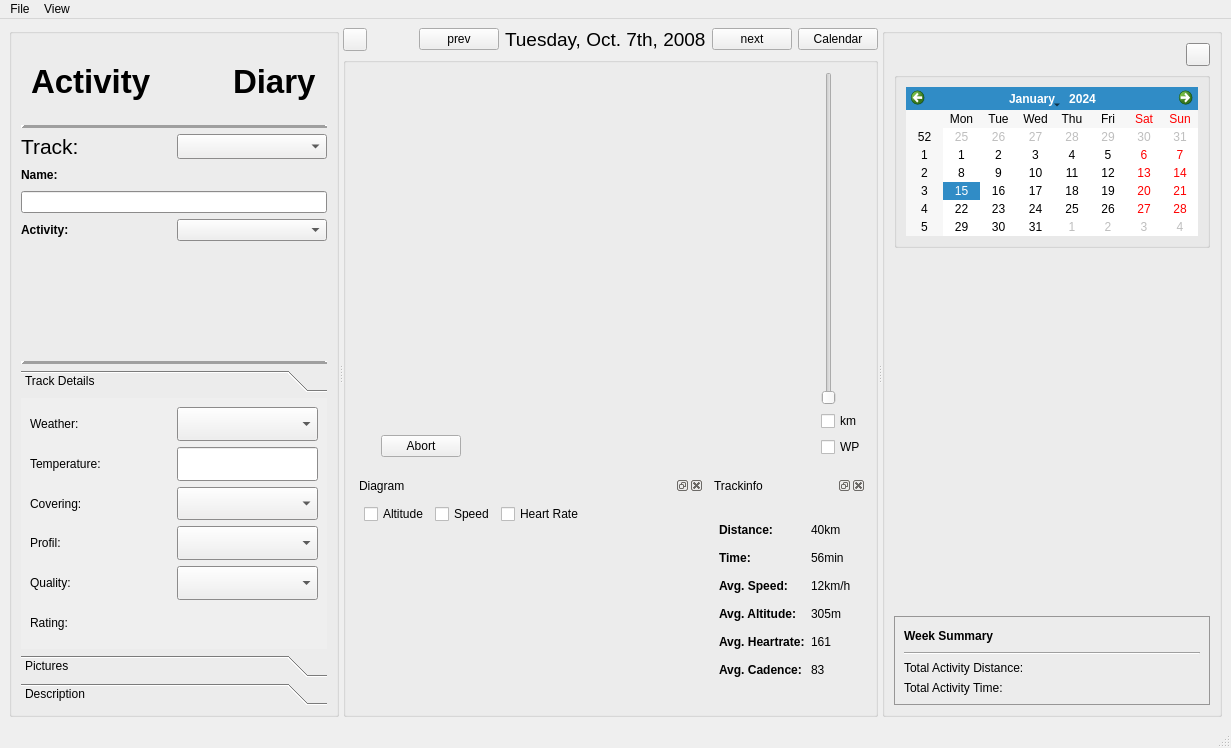
The window that src/activitydiary.ui (tpatzig/activitydiary) describes before a commit, drawn with Qt 5.
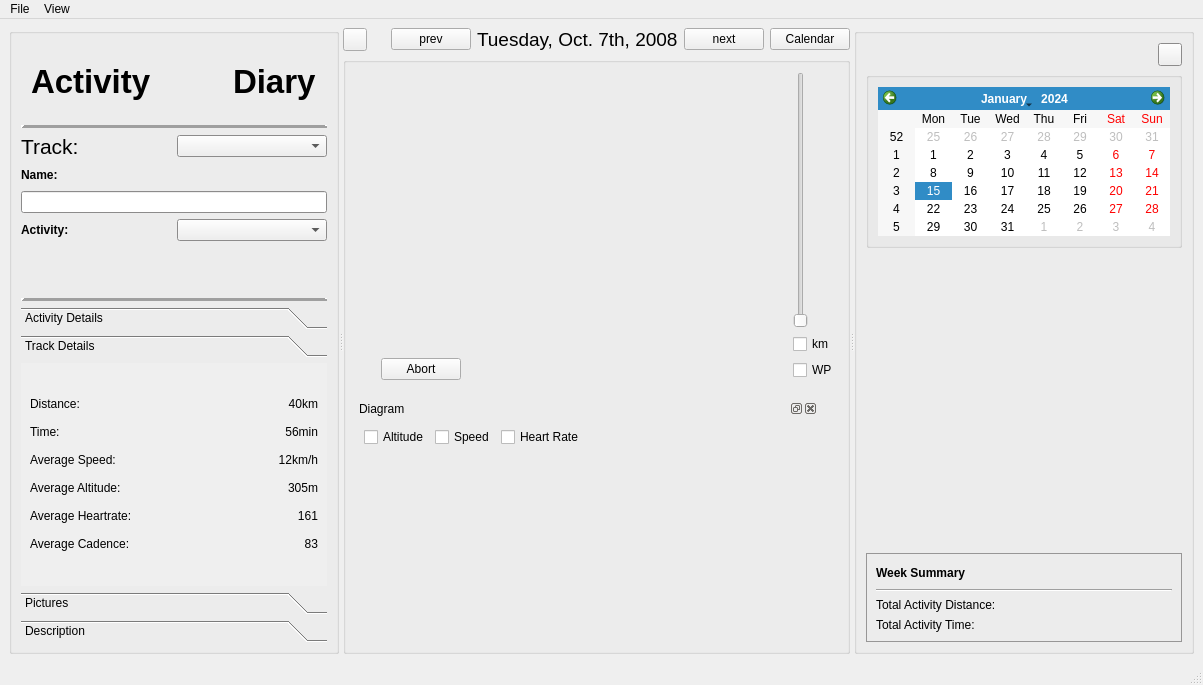
The same window after the commit. The open tabs and pages were chosen to show the change. Custom widgets are drawn as their Qt base class.

Commit message: -moved Track Details to the left side

The edit to the form file:
```diff
--- a/src/activitydiary.ui
+++ b/src/activitydiary.ui
@@ -5,8 +5,8 @@
    <rect>
     <x>0</x>
     <y>0</y>
-    <width>1231</width>
-    <height>748</height>
+    <width>1183</width>
+    <height>685</height>
    </rect>
   </property>
   <property name="sizePolicy" >
@@ -115,7 +115,7 @@
         <property name="title" >
          <string/>
         </property>
-        <layout class="QVBoxLayout" name="verticalLayout_22" >
+        <layout class="QVBoxLayout" name="verticalLayout_12" >
          <item>
           <layout class="QVBoxLayout" name="verticalLayout_5" >
            <item>
@@ -286,7 +286,7 @@
            <item>
             <widget class="QComboBox" name="mTrackCombo" >
              <property name="sizePolicy" >
-              <sizepolicy vsizetype="Preferred" hsizetype="Preferred" >
+              <sizepolicy vsizetype="Fixed" hsizetype="Preferred" >
                <horstretch>0</horstretch>
                <verstretch>0</verstretch>
               </sizepolicy>
@@ -444,20 +444,33 @@
              <rect>
               <x>0</x>
               <y>0</y>
-              <width>300</width>
-              <height>230</height>
+              <width>302</width>
+              <height>249</height>
              </rect>
             </property>
             <attribute name="label" >
-             <string>Track Details</string>
+             <string>Activity Details</string>
             </attribute>
             <layout class="QVBoxLayout" name="verticalLayout_13" >
+             <item>
+              <spacer name="verticalSpacer_10" >
+               <property name="orientation" >
+                <enum>Qt::Vertical</enum>
+               </property>
+               <property name="sizeHint" stdset="0" >
+                <size>
+                 <width>20</width>
+                 <height>40</height>
+                </size>
+               </property>
+              </spacer>
+             </item>
              <item>
               <layout class="QHBoxLayout" name="horizontalLayout_18" >
                <item>
                 <widget class="QLabel" name="label_20" >
                  <property name="sizePolicy" >
-                  <sizepolicy vsizetype="Preferred" hsizetype="Preferred" >
+                  <sizepolicy vsizetype="Fixed" hsizetype="Preferred" >
                    <horstretch>0</horstretch>
                    <verstretch>0</verstretch>
                   </sizepolicy>
@@ -476,7 +489,7 @@
                <item>
                 <widget class="QComboBox" name="weather" >
                  <property name="sizePolicy" >
-                  <sizepolicy vsizetype="Preferred" hsizetype="Preferred" >
+                  <sizepolicy vsizetype="Fixed" hsizetype="Preferred" >
                    <horstretch>0</horstretch>
                    <verstretch>0</verstretch>
                   </sizepolicy>
@@ -515,7 +528,7 @@
                <item>
                 <widget class="QLabel" name="label_29" >
                  <property name="sizePolicy" >
-                  <sizepolicy vsizetype="Preferred" hsizetype="Preferred" >
+                  <sizepolicy vsizetype="Fixed" hsizetype="Preferred" >
                    <horstretch>0</horstretch>
                    <verstretch>0</verstretch>
                   </sizepolicy>
@@ -534,7 +547,7 @@
                <item>
                 <widget class="QLineEdit" name="temperature" >
                  <property name="sizePolicy" >
-                  <sizepolicy vsizetype="Preferred" hsizetype="Preferred" >
+                  <sizepolicy vsizetype="Fixed" hsizetype="Preferred" >
                    <horstretch>0</horstretch>
                    <verstretch>0</verstretch>
                   </sizepolicy>
@@ -548,7 +561,7 @@
                <item>
                 <widget class="QLabel" name="label_19" >
                  <property name="sizePolicy" >
-                  <sizepolicy vsizetype="Preferred" hsizetype="Preferred" >
+                  <sizepolicy vsizetype="Fixed" hsizetype="Preferred" >
                    <horstretch>0</horstretch>
                    <verstretch>0</verstretch>
                   </sizepolicy>
@@ -567,7 +580,7 @@
                <item>
                 <widget class="QComboBox" name="covering" >
                  <property name="sizePolicy" >
-                  <sizepolicy vsizetype="Preferred" hsizetype="Preferred" >
+                  <sizepolicy vsizetype="Fixed" hsizetype="Preferred" >
                    <horstretch>0</horstretch>
                    <verstretch>0</verstretch>
                   </sizepolicy>
@@ -606,7 +619,7 @@
                <item>
                 <widget class="QLabel" name="label_18" >
                  <property name="sizePolicy" >
-                  <sizepolicy vsizetype="Preferred" hsizetype="Preferred" >
+                  <sizepolicy vsizetype="Fixed" hsizetype="Preferred" >
                    <horstretch>0</horstretch>
                    <verstretch>0</verstretch>
                   </sizepolicy>
@@ -625,7 +638,7 @@
                <item>
                 <widget class="QComboBox" name="profil" >
                  <property name="sizePolicy" >
-                  <sizepolicy vsizetype="Preferred" hsizetype="Preferred" >
+                  <sizepolicy vsizetype="Fixed" hsizetype="Preferred" >
                    <horstretch>0</horstretch>
                    <verstretch>0</verstretch>
                   </sizepolicy>
@@ -654,7 +667,7 @@
                <item>
                 <widget class="QLabel" name="label_22" >
                  <property name="sizePolicy" >
-                  <sizepolicy vsizetype="Preferred" hsizetype="Preferred" >
+                  <sizepolicy vsizetype="Fixed" hsizetype="Preferred" >
                    <horstretch>0</horstretch>
                    <verstretch>0</verstretch>
                   </sizepolicy>
@@ -673,7 +686,7 @@
                <item>
                 <widget class="QComboBox" name="quality" >
                  <property name="sizePolicy" >
-                  <sizepolicy vsizetype="Preferred" hsizetype="Preferred" >
+                  <sizepolicy vsizetype="Fixed" hsizetype="Preferred" >
                    <horstretch>0</horstretch>
                    <verstretch>0</verstretch>
                   </sizepolicy>
@@ -707,7 +720,7 @@
                <item>
                 <widget class="QLabel" name="label_17" >
                  <property name="sizePolicy" >
-                  <sizepolicy vsizetype="Preferred" hsizetype="Preferred" >
+                  <sizepolicy vsizetype="Fixed" hsizetype="Preferred" >
                    <horstretch>0</horstretch>
                    <verstretch>0</verstretch>
                   </sizepolicy>
@@ -757,6 +770,356 @@
                </item>
               </layout>
              </item>
+             <item>
+              <spacer name="verticalSpacer_6" >
+               <property name="orientation" >
+                <enum>Qt::Vertical</enum>
+               </property>
+               <property name="sizeHint" stdset="0" >
+                <size>
+                 <width>20</width>
+                 <height>40</height>
+                </size>
+               </property>
+              </spacer>
+             </item>
+            </layout>
+           </widget>
+           <widget class="QWidget" name="page_4" >
+            <property name="geometry" >
+             <rect>
+              <x>0</x>
+              <y>0</y>
+              <width>302</width>
+              <height>209</height>
+             </rect>
+            </property>
+            <attribute name="label" >
+             <string>Track Details</string>
+            </attribute>
+            <layout class="QVBoxLayout" name="verticalLayout_22" >
+             <item>
+              <layout class="QVBoxLayout" name="verticalLayout" >
+               <item>
+                <spacer name="verticalSpacer" >
+                 <property name="orientation" >
+                  <enum>Qt::Vertical</enum>
+                 </property>
+                 <property name="sizeType" >
+                  <enum>QSizePolicy::Fixed</enum>
+                 </property>
+                 <property name="sizeHint" stdset="0" >
+                  <size>
+                   <width>138</width>
+                   <height>15</height>
+                  </size>
+                 </property>
+                </spacer>
+               </item>
+               <item>
+                <layout class="QGridLayout" name="gridLayout" >
+                 <item row="0" column="0" >
+                  <widget class="QLabel" name="label_5" >
+                   <property name="minimumSize" >
+                    <size>
+                     <width>0</width>
+                     <height>22</height>
+                    </size>
+                   </property>
+                   <property name="maximumSize" >
+                    <size>
+                     <width>16777215</width>
+                     <height>22</height>
+                    </size>
+                   </property>
+                   <property name="font" >
+                    <font>
+                     <weight>50</weight>
+                     <bold>false</bold>
+                    </font>
+                   </property>
+                   <property name="text" >
+                    <string>Distance:</string>
+                   </property>
+                  </widget>
+                 </item>
+                 <item row="0" column="1" >
+                  <widget class="QLabel" name="distanceLabel" >
+                   <property name="minimumSize" >
+                    <size>
+                     <width>0</width>
+                     <height>22</height>
+                    </size>
+                   </property>
+                   <property name="maximumSize" >
+                    <size>
+                     <width>16777215</width>
+                     <height>22</height>
+                    </size>
+                   </property>
+                   <property name="text" >
+                    <string>40km</string>
+                   </property>
+                   <property name="alignment" >
+                    <set>Qt::AlignRight|Qt::AlignTrailing|Qt::AlignVCenter</set>
+                   </property>
+                  </widget>
+                 </item>
+                 <item row="1" column="0" >
+                  <widget class="QLabel" name="label_7" >
+                   <property name="minimumSize" >
+                    <size>
+                     <width>0</width>
+                     <height>22</height>
+                    </size>
+                   </property>
+                   <property name="maximumSize" >
+                    <size>
+                     <width>16777215</width>
+                     <height>22</height>
+                    </size>
+                   </property>
+                   <property name="font" >
+                    <font>
+                     <weight>50</weight>
+                     <bold>false</bold>
+                    </font>
+                   </property>
+                   <property name="text" >
+                    <string>Time:</string>
+                   </property>
+                  </widget>
+                 </item>
+                 <item row="1" column="1" >
+                  <widget class="QLabel" name="timeLabel" >
+                   <property name="minimumSize" >
+                    <size>
+                     <width>0</width>
+                     <height>22</height>
+                    </size>
+                   </property>
+                   <property name="maximumSize" >
+                    <size>
+                     <width>16777215</width>
+                     <height>22</height>
+                    </size>
+                   </property>
+                   <property name="text" >
+                    <string>56min</string>
+                   </property>
+                   <property name="alignment" >
+                    <set>Qt::AlignRight|Qt::AlignTrailing|Qt::AlignVCenter</set>
+                   </property>
+                  </widget>
+                 </item>
+                 <item row="2" column="0" >
+                  <widget class="QLabel" name="label_13" >
+                   <property name="minimumSize" >
+                    <size>
+                     <width>0</width>
+                     <height>22</height>
+                    </size>
+                   </property>
+                   <property name="maximumSize" >
+                    <size>
+                     <width>16777215</width>
+                     <height>22</height>
+                    </size>
+                   </property>
+                   <property name="font" >
+                    <font>
+                     <weight>50</weight>
+                     <bold>false</bold>
+                    </font>
+                   </property>
+                   <property name="text" >
+                    <string>Average Speed:</string>
+                   </property>
+                  </widget>
+                 </item>
+                 <item row="2" column="1" >
+                  <widget class="QLabel" name="speedLabel" >
+                   <property name="minimumSize" >
+                    <size>
+                     <width>0</width>
+                     <height>22</height>
+                    </size>
+                   </property>
+                   <property name="maximumSize" >
+                    <size>
+                     <width>16777215</width>
+                     <height>22</height>
+                    </size>
+                   </property>
+                   <property name="text" >
+                    <string>12km/h</string>
+                   </property>
+                   <property name="alignment" >
+                    <set>Qt::AlignRight|Qt::AlignTrailing|Qt::AlignVCenter</set>
+                   </property>
+                  </widget>
+                 </item>
+                 <item row="3" column="0" >
+                  <widget class="QLabel" name="label_6" >
+                   <property name="minimumSize" >
+                    <size>
+                     <width>0</width>
+                     <height>22</height>
+                    </size>
+                   </property>
+                   <property name="maximumSize" >
+                    <size>
+                     <width>16777215</width>
+                     <height>22</height>
+                    </size>
+                   </property>
+                   <property name="font" >
+                    <font>
+                     <weight>50</weight>
+                     <bold>false</bold>
+                    </font>
+                   </property>
+                   <property name="text" >
+                    <string>Average Altitude:</string>
+                   </property>
+                  </widget>
+                 </item>
+                 <item row="3" column="1" >
+                  <widget class="QLabel" name="altitudeLabel" >
+                   <property name="minimumSize" >
+                    <size>
+                     <width>0</width>
+                     <height>22</height>
+                    </size>
+                   </property>
+                   <property name="maximumSize" >
+                    <size>
+                     <width>16777215</width>
+                     <height>22</height>
+                    </size>
+                   </property>
+                   <property name="text" >
+                    <string>305m</string>
+                   </property>
+                   <property name="alignment" >
+                    <set>Qt::AlignRight|Qt::AlignTrailing|Qt::AlignVCenter</set>
+                   </property>
+                  </widget>
+                 </item>
+                 <item row="4" column="0" >
+                  <widget class="QLabel" name="label_15" >
+                   <property name="minimumSize" >
+                    <size>
+                     <width>0</width>
+                     <height>22</height>
+                    </size>
+                   </property>
+                   <property name="maximumSize" >
+                    <size>
+                     <width>16777215</width>
+                     <height>22</height>
+                    </size>
+                   </property>
+                   <property name="font" >
+                    <font>
+                     <weight>50</weight>
+                     <bold>false</bold>
+                    </font>
+                   </property>
+                   <property name="text" >
+                    <string>Average Heartrate:</string>
+                   </property>
+                  </widget>
+                 </item>
+                 <item row="4" column="1" >
+                  <widget class="QLabel" name="heartrateLabel" >
+                   <property name="minimumSize" >
+                    <size>
+                     <width>0</width>
+                     <height>22</height>
+                    </size>
+                   </property>
+                   <property name="maximumSize" >
+                    <size>
+                     <width>16777215</width>
+                     <height>22</height>
+                    </size>
+                   </property>
+                   <property name="text" >
+                    <string>161</string>
+                   </property>
+                   <property name="alignment" >
+                    <set>Qt::AlignRight|Qt::AlignTrailing|Qt::AlignVCenter</set>
+                   </property>
+                  </widget>
+                 </item>
+                 <item row="5" column="0" >
+                  <widget class="QLabel" name="label_8" >
+                   <property name="minimumSize" >
+                    <size>
+                     <width>0</width>
+                     <height>22</height>
+                    </size>
+                   </property>
+                   <property name="maximumSize" >
+                    <size>
+                     <width>16777215</width>
+                     <height>22</height>
+                    </size>
+                   </property>
+                   <property name="font" >
+                    <font>
+                     <weight>50</weight>
+                     <bold>false</bold>
+                    </font>
+                   </property>
+                   <property name="text" >
+                    <string>Average Cadence:</string>
+                   </property>
+                  </widget>
+                 </item>
+                 <item row="5" column="1" >
+                  <widget class="QLabel" name="cadenceLabel" >
+                   <property name="minimumSize" >
+                    <size>
+                     <width>0</width>
+                     <height>22</height>
+                    </size>
+                   </property>
+                   <property name="maximumSize" >
+                    <size>
+                     <width>16777215</width>
+                     <height>22</height>
+                    </size>
+                   </property>
+                   <property name="text" >
+                    <string>83</string>
+                   </property>
+                   <property name="alignment" >
+                    <set>Qt::AlignRight|Qt::AlignTrailing|Qt::AlignVCenter</set>
+                   </property>
+                  </widget>
+                 </item>
+                </layout>
+               </item>
+               <item>
+                <spacer name="verticalSpacer_2" >
+                 <property name="orientation" >
+                  <enum>Qt::Vertical</enum>
+                 </property>
+                 <property name="sizeType" >
+                  <enum>QSizePolicy::Fixed</enum>
+                 </property>
+                 <property name="sizeHint" stdset="0" >
+                  <size>
+                   <width>128</width>
+                   <height>15</height>
+                  </size>
+                 </property>
+                </spacer>
+               </item>
+              </layout>
+             </item>
             </layout>
            </widget>
            <widget class="QWidget" name="page_2" >
@@ -1145,7 +1508,7 @@
                     <item>
                      <widget class="QwtPlot" name="diagram" >
                       <property name="sizePolicy" >
-                       <sizepolicy vsizetype="MinimumExpanding" hsizetype="MinimumExpanding" >
+                       <sizepolicy vsizetype="Expanding" hsizetype="Expanding" >
                         <horstretch>0</horstretch>
                         <verstretch>0</verstretch>
                        </sizepolicy>
@@ -1153,7 +1516,7 @@
                       <property name="minimumSize" >
                        <size>
                         <width>0</width>
-                        <height>100</height>
+                        <height>180</height>
                        </size>
                       </property>
                      </widget>
@@ -1165,334 +1528,17 @@
                </widget>
               </item>
               <item>
-               <widget class="QDockWidget" name="infoDockWidget" >
-                <property name="sizePolicy" >
-                 <sizepolicy vsizetype="Preferred" hsizetype="Fixed" >
-                  <horstretch>0</horstretch>
-                  <verstretch>0</verstretch>
-                 </sizepolicy>
+               <spacer name="verticalSpacer_9" >
+                <property name="orientation" >
+                 <enum>Qt::Vertical</enum>
                 </property>
-                <property name="maximumSize" >
+                <property name="sizeHint" stdset="0" >
                  <size>
-                  <width>524287</width>
-                  <height>524287</height>
+                  <width>20</width>
+                  <height>40</height>
                  </size>
                 </property>
-                <property name="features" >
-                 <set>QDockWidget::AllDockWidgetFeatures</set>
-                </property>
-                <property name="windowTitle" >
-                 <string>Trackinfo</string>
-                </property>
-                <widget class="QWidget" name="dockWidgetContents" >
-                 <layout class="QVBoxLayout" name="verticalLayout_12" >
-                  <item>
-                   <layout class="QVBoxLayout" name="verticalLayout" >
-                    <item>
-                     <spacer name="verticalSpacer" >
-                      <property name="orientation" >
-                       <enum>Qt::Vertical</enum>
-                      </property>
-                      <property name="sizeType" >
-                       <enum>QSizePolicy::Fixed</enum>
-                      </property>
-                      <property name="sizeHint" stdset="0" >
-                       <size>
-                        <width>138</width>
-                        <height>15</height>
-                       </size>
-                      </property>
-                     </spacer>
-                    </item>
-                    <item>
-                     <layout class="QGridLayout" name="gridLayout" >
-                      <item row="0" column="0" >
-                       <widget class="QLabel" name="label_5" >
-                        <property name="minimumSize" >
-                         <size>
-                          <width>0</width>
-                          <height>22</height>
-                         </size>
-                        </property>
-                        <property name="maximumSize" >
-                         <size>
-                          <width>16777215</width>
-                          <height>22</height>
-                         </size>
-                        </property>
-                        <property name="font" >
-                         <font>
-                          <weight>75</weight>
-                          <bold>true</bold>
-                         </font>
-                        </property>
-                        <property name="text" >
-                         <string>Distance:</string>
-                        </property>
-                       </widget>
-                      </item>
-                      <item row="0" column="1" >
-                       <widget class="QLabel" name="distanceLabel" >
-                        <property name="minimumSize" >
-                         <size>
-                          <width>0</width>
-                          <height>22</height>
-                         </size>
-                        </property>
-                        <property name="maximumSize" >
-                         <size>
-                          <width>16777215</width>
-                          <height>22</height>
-                         </size>
-                        </property>
-                        <property name="text" >
-                         <string>40km</string>
-                        </property>
-                       </widget>
-                      </item>
-                      <item row="1" column="0" >
-                       <widget class="QLabel" name="label_7" >
-                        <property name="minimumSize" >
-                         <size>
-                          <width>0</width>
-                          <height>22</height>
-                         </size>
-                        </property>
-                        <property name="maximumSize" >
-                         <size>
-                          <width>16777215</width>
-                          <height>22</height>
-                         </size>
-                        </property>
-                        <property name="font" >
-                         <font>
-                          <weight>75</weight>
-                          <bold>true</bold>
-                         </font>
-                        </property>
-                        <property name="text" >
-                         <string>Time:</string>
-                        </property>
-                       </widget>
-                      </item>
-                      <item row="1" column="1" >
-                       <widget class="QLabel" name="timeLabel" >
-                        <property name="minimumSize" >
-                         <size>
-                          <width>0</width>
-                          <height>22</height>
-                         </size>
-                        </property>
-                        <property name="maximumSize" >
-                         <size>
-                          <width>16777215</width>
-                          <height>22</height>
-                         </size>
-                        </property>
-                        <property name="text" >
-                         <string>56min</string>
-                        </property>
-                       </widget>
-                      </item>
-                      <item row="2" column="0" >
-                       <widget class="QLabel" name="label_13" >
-                        <property name="minimumSize" >
-                         <size>
-                          <width>0</width>
-                          <height>22</height>
-                         </size>
-                        </property>
-                        <property name="maximumSize" >
-                         <size>
-                          <width>16777215</width>
-                          <height>22</height>
-                         </size>
-                        </property>
-                        <property name="font" >
-                         <font>
-                          <weight>75</weight>
-                          <bold>true</bold>
-                         </font>
-                        </property>
-                        <property name="text" >
-                         <string>Avg. Speed:</string>
-                        </property>
-                       </widget>
-                      </item>
-                      <item row="2" column="1" >
-                       <widget class="QLabel" name="speedLabel" >
-                        <property name="minimumSize" >
-                         <size>
-                          <width>0</width>
-                          <height>22</height>
-                         </size>
-                        </property>
-                        <property name="maximumSize" >
-                         <size>
-                          <width>16777215</width>
-                          <height>22</height>
-                         </size>
-                        </property>
-                        <property name="text" >
-                         <string>12km/h</string>
-                        </property>
-                       </widget>
-                      </item>
-                      <item row="3" column="0" >
-                       <widget class="QLabel" name="label_6" >
-                        <property name="minimumSize" >
-                         <size>
-                          <width>0</width>
-                          <height>22</height>
-                         </size>
-                        </property>
-                        <property name="maximumSize" >
-                         <size>
-                          <width>16777215</width>
-                          <height>22</height>
-                         </size>
-                        </property>
-                        <property name="font" >
-                         <font>
-                          <weight>75</weight>
-                          <bold>true</bold>
-                         </font>
-                        </property>
-                        <property name="text" >
-                         <string>Avg. Altitude:</string>
-                        </property>
-                       </widget>
-                      </item>
-                      <item row="3" column="1" >
-                       <widget class="QLabel" name="altitudeLabel" >
-                        <property name="minimumSize" >
-                         <size>
-                          <width>0</width>
-                          <height>22</height>
-                         </size>
-                        </property>
-                        <property name="maximumSize" >
-                         <size>
-                          <width>16777215</width>
-                          <height>22</height>
-                         </size>
-                        </property>
-                        <property name="text" >
-                         <string>305m</string>
-                        </property>
-                       </widget>
-                      </item>
-                      <item row="4" column="0" >
-                       <widget class="QLabel" name="label_15" >
-                        <property name="minimumSize" >
-                         <size>
-                          <width>0</width>
-                          <height>22</height>
-                         </size>
-                        </property>
-                        <property name="maximumSize" >
-                         <size>
-                          <width>16777215</width>
-                          <height>22</height>
-                         </size>
-                        </property>
-                        <property name="font" >
-                         <font>
-                          <weight>75</weight>
-                          <bold>true</bold>
-                         </font>
-                        </property>
-                        <property name="text" >
-                         <string>Avg. Heartrate:</string>
-                        </property>
-                       </widget>
-                      </item>
-                      <item row="4" column="1" >
-                       <widget class="QLabel" name="heartrateLabel" >
-                        <property name="minimumSize" >
-                         <size>
-                          <width>0</width>
-                          <height>22</height>
-                         </size>
-                        </property>
-                        <property name="maximumSize" >
-                         <size>
-                          <width>16777215</width>
-                          <height>22</height>
-                         </size>
-                        </property>
-                        <property name="text" >
-                         <string>161</string>
-                        </property>
-                       </widget>
-                      </item>
-                      <item row="5" column="0" >
-                       <widget class="QLabel" name="label_8" >
-                        <property name="minimumSize" >
-                         <size>
-                          <width>0</width>
-                          <height>22</height>
-                         </size>
-                        </property>
-                        <property name="maximumSize" >
-                         <size>
-                          <width>16777215</width>
-                          <height>22</height>
-                         </size>
-                        </property>
-                        <property name="font" >
-                         <font>
-                          <weight>75</weight>
-                          <bold>true</bold>
-                         </font>
-                        </property>
-                        <property name="text" >
-                         <string>Avg. Cadence:</string>
-                        </property>
-                       </widget>
-                      </item>
-                      <item row="5" column="1" >
-                       <widget class="QLabel" name="cadenceLabel" >
-                        <property name="minimumSize" >
-                         <size>
-                          <width>0</width>
-                          <height>22</height>
-                         </size>
-                        </property>
-                        <property name="maximumSize" >
-                         <size>
-                          <width>16777215</width>
-                          <height>22</height>
-                         </size>
-                        </property>
-                        <property name="text" >
-                         <string>83</string>
-                        </property>
-                       </widget>
-                      </item>
-                     </layout>
-                    </item>
-                    <item>
-                     <spacer name="verticalSpacer_2" >
-                      <property name="orientation" >
-                       <enum>Qt::Vertical</enum>
-                      </property>
-                      <property name="sizeType" >
-                       <enum>QSizePolicy::Fixed</enum>
-                      </property>
-                      <property name="sizeHint" stdset="0" >
-                       <size>
-                        <width>128</width>
-                        <height>15</height>
-                       </size>
-                      </property>
-                     </spacer>
-                    </item>
-                   </layout>
-                  </item>
-                 </layout>
-                </widget>
-               </widget>
+               </spacer>
               </item>
              </layout>
             </item>
@@ -1819,8 +1865,8 @@
     <rect>
      <x>0</x>
      <y>0</y>
-     <width>1231</width>
-     <height>22</height>
+     <width>1183</width>
+     <height>25</height>
     </rect>
    </property>
    <widget class="QMenu" name="menuFile" >
```
Left out of the diff: 34 changed lines with no effect on the pictures. The commit also changes 5 other files.
